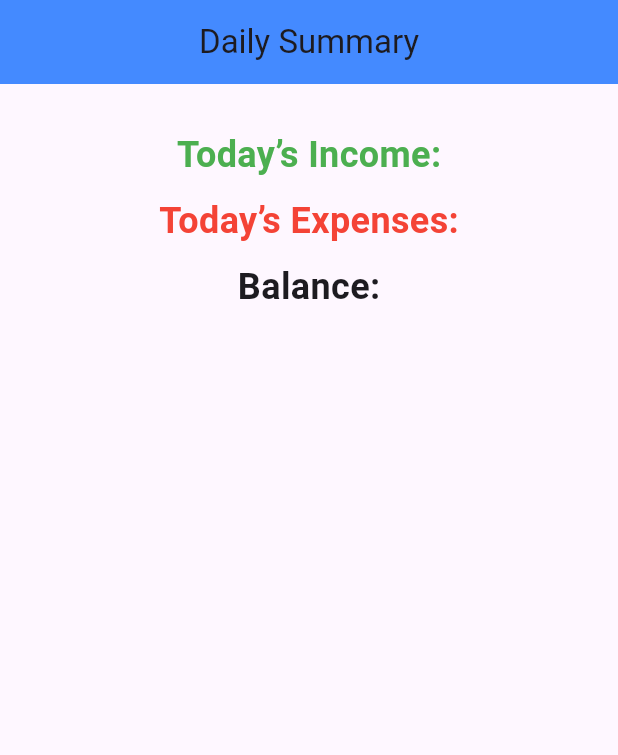
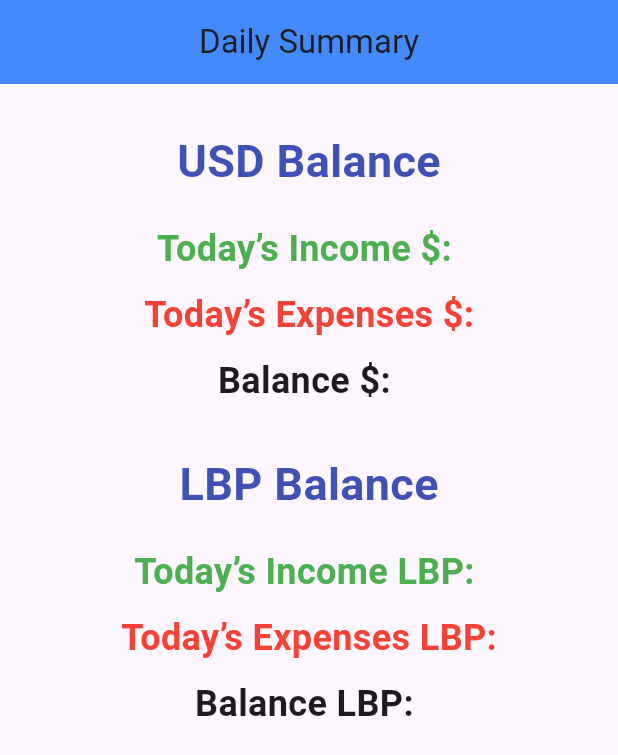
Before and after one commit to Mohamad-Boustani/mobile_1_project_1, a Flutter app: the screen it shows after launch, on a phone screen of 412 x 824 dp. Shown: the top 755 px of the screen. Run offline on Flutter 3.47's test engine with Material 3 defaults, Android fonts, the phone set to English and light mode, and no system bars.

Commit message:
Added a new currency

```diff
--- a/lib/HomePage.dart
+++ b/lib/HomePage.dart
@@ -32,8 +32,20 @@ class _HomePageState extends State<HomePage> {
         child: Column(
           children: [
             SizedBox(height: 30),
+            Title(
+              color: Colors.indigo,
+              child: const Text(
+                "USD Balance",
+                style: TextStyle(
+                  color: Colors.indigo,
+                  fontWeight: FontWeight.bold,
+                  fontSize: 30,
+                ),
+              ),
+            ),
+            SizedBox(height: 20),
             Text(
-              "Today’s Income:",
+              "Today’s Income \$: ",
               style: TextStyle(
                 color: Colors.green,
                 fontWeight: FontWeight.bold,
@@ -42,7 +54,7 @@ class _HomePageState extends State<HomePage> {
             ),
             SizedBox(height: 10),
             Text(
-              "Today’s Expenses:",
+              "Today’s Expenses \$:",
               style: TextStyle(
                 color: Colors.red,
                 fontWeight: FontWeight.bold,
@@ -51,7 +63,42 @@ class _HomePageState extends State<HomePage> {
             ),
             SizedBox(height: 10),
             Text(
-              "Balance:",
+              "Balance \$: ",
+              style: TextStyle(fontWeight: FontWeight.bold, fontSize: 24),
+            ),
+            SizedBox(height: 30),
+            Title(
+              color: Colors.indigo,
+              child: const Text(
+                "LBP Balance",
+                style: TextStyle(
+                  color: Colors.indigo,
+                  fontWeight: FontWeight.bold,
+                  fontSize: 30,
+                ),
+              ),
+            ),
+            SizedBox(height: 20),
+            Text(
+              "Today’s Income LBP: ",
+              style: TextStyle(
+                color: Colors.green,
+                fontWeight: FontWeight.bold,
+                fontSize: 24,
+              ),
+            ),
+            SizedBox(height: 10),
+            Text(
+              "Today’s Expenses LBP:",
+              style: TextStyle(
+                color: Colors.red,
+                fontWeight: FontWeight.bold,
+                fontSize: 24,
+              ),
+            ),
+            SizedBox(height: 10),
+            Text(
+              "Balance LBP: ",
               style: TextStyle(fontWeight: FontWeight.bold, fontSize: 24),
             ),
           ],
```
